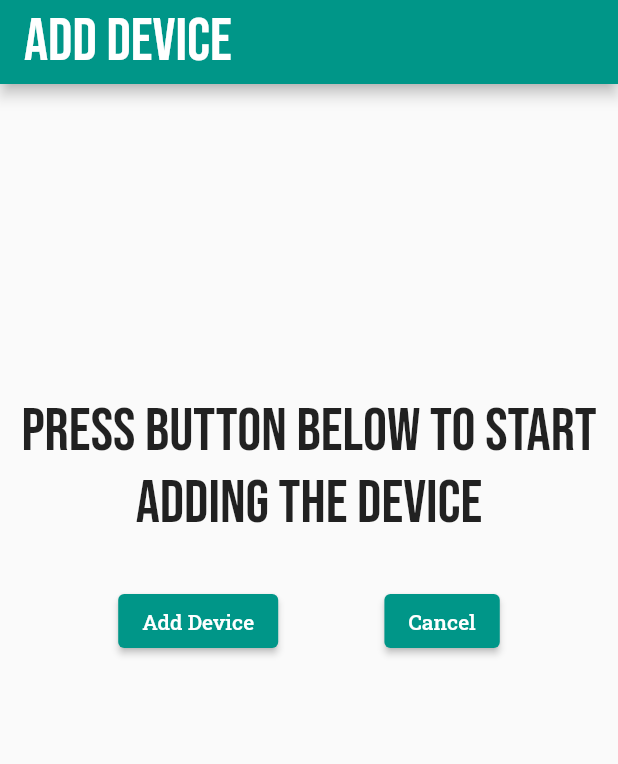
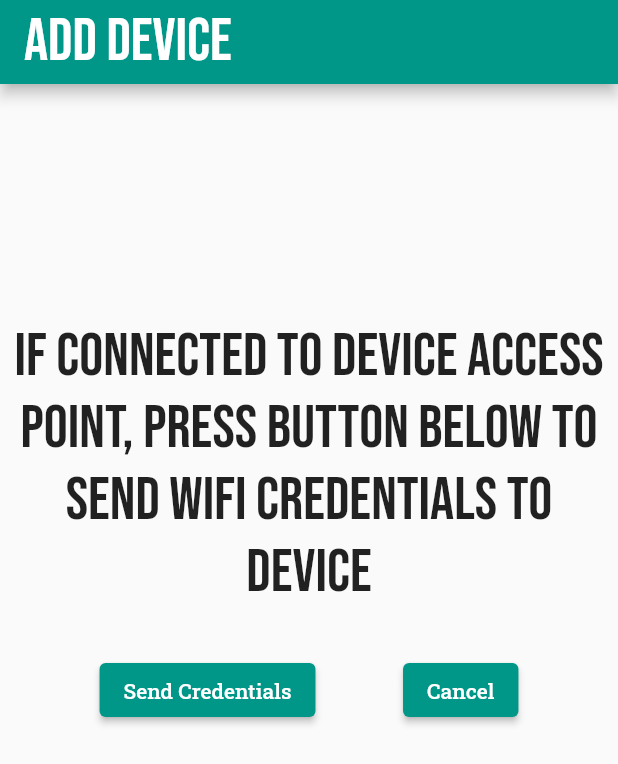
Before and after one commit to NomanNasirMinhas/marbelous-esp-32-flutter-app, a Flutter app: the screen it shows after launch, after a tap on "Yes", on a phone screen of 412 x 824 dp. Shown: the top 764 px of the screen. Run offline on Flutter 3.47's test engine with Material 2 defaults, Android fonts, the light colour scheme and no system bars; drawn by our look-alikes of loading_overlay; our stand-ins replace cool_alert, localstorage, stop_watch_timer; missing offline and left inert: app_settings, localstore, network_info_plus, udp, wifi_iot; network calls fail.

Commit message:
Add Device Bug Fixed

```diff
--- a/lib/screens/add_device_screen.dart
+++ b/lib/screens/add_device_screen.dart
@@ -28,7 +28,7 @@ class AddDeviceScreen extends StatefulWidget {
 
 class _AddDeviceScreenState extends State<AddDeviceScreen> {
   bool isLoading = false;
-
+  bool sentSettings = false;
   bool serverStarted = false;
   final info = NetworkInfo();
   var wifiIP;
@@ -355,12 +355,13 @@ class _AddDeviceScreenState extends State<AddDeviceScreen> {
                                       child: Text("Cancel"),
                                     )
                                   ]
-                                : [
+                                : sentSettings
+                                    ? [
                                         SizedBox(
                                           height: 200,
                                         ),
                                         Text(
-                                      "Press Button Below to Start Adding the Device",
+                                          "If connected to home Wifi, Press Button Below to Start Adding the Device",
                                           textAlign: TextAlign.center,
                                           style: headingText,
                                         ),
@@ -373,10 +374,52 @@ class _AddDeviceScreenState extends State<AddDeviceScreen> {
                                           children: [
                                             ElevatedButton(
                                               onPressed: () async {
+                                                startUDPServer();
+                                              },
+                                              child: Text("Add Device"),
+                                            ),
+                                            ElevatedButton(
+                                              onPressed: () {
+                                                Navigator.popAndPushNamed(
+                                                    context, HomeScreen.id);
+                                              },
+                                              child: Text("Cancel"),
+                                            ),
+                                          ],
+                                        )
+                                      ]
+                                    : [
+                                        SizedBox(
+                                          height: 150,
+                                        ),
+                                        Text(
+                                          "If connected to Device Access Point, Press Button Below to send Wifi Credentials to Device",
+                                          textAlign: TextAlign.center,
+                                          style: headingText,
+                                        ),
+                                        SizedBox(
+                                          height: 30,
+                                        ),
+                                        Row(
+                                          mainAxisAlignment:
+                                              MainAxisAlignment.spaceEvenly,
+                                          children: [
+                                            ElevatedButton(
+                                              onPressed: () async {
+                                                setState(() {
+                                                  isLoading = true;
+                                                });
                                                 var res =
                                                     await getCurrentGlobalSettings();
+                                                setState(() {
+                                                  isLoading = false;
+                                                });
                                                 if (res == true) {
-                                              startUDPServer();
+                                                  setState(() {
+                                                    sentSettings = true;
+                                                  });
+                                                  AppSettings
+                                                      .openWIFISettings();
                                                 } else {
                                                   CoolAlert.show(
                                                     context: context,
@@ -387,17 +430,19 @@ class _AddDeviceScreenState extends State<AddDeviceScreen> {
                                                     text: res == false
                                                         ? "Please configure your Global Settings before adding a device."
                                                         : "Please try again..",
-                                                confirmBtnText: "Go To Home",
+                                                    confirmBtnText:
+                                                        "Go To Home",
                                                     onConfirmBtnTap: () {
                                                       Navigator.pop(context);
                                                       Navigator.popAndPushNamed(
-                                                      context, HomeScreen.id);
+                                                          context,
+                                                          HomeScreen.id);
                                                     },
                                                   );
                                                 }
                                                 // openSettings();
                                               },
-                                          child: Text("Add Device"),
+                                              child: Text("Send Credentials"),
                                             ),
                                             ElevatedButton(
                                               onPressed: () {
```
Lines whose indentation alone changed are shown as unchanged.
